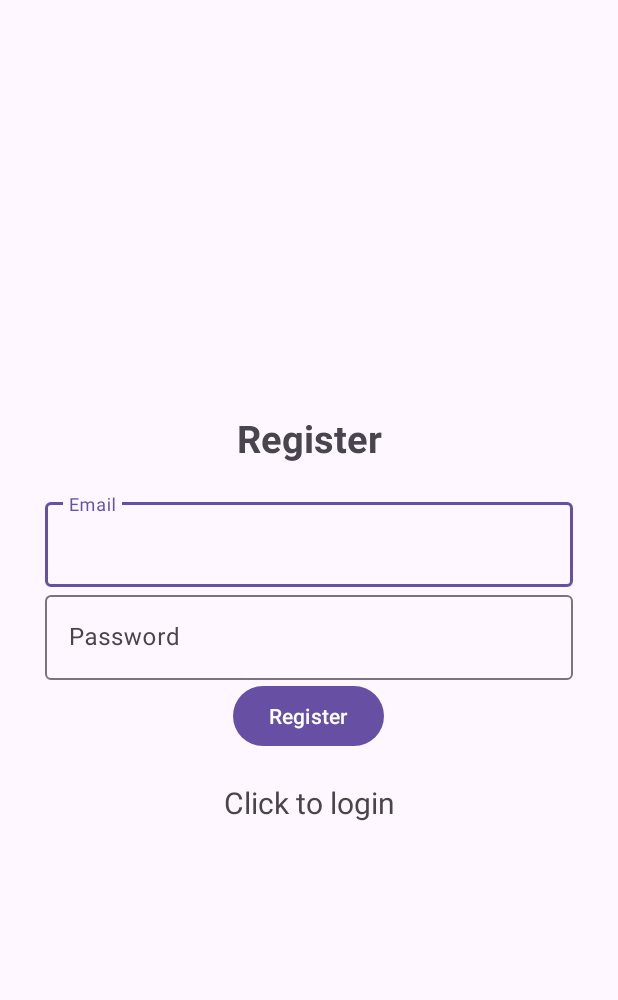
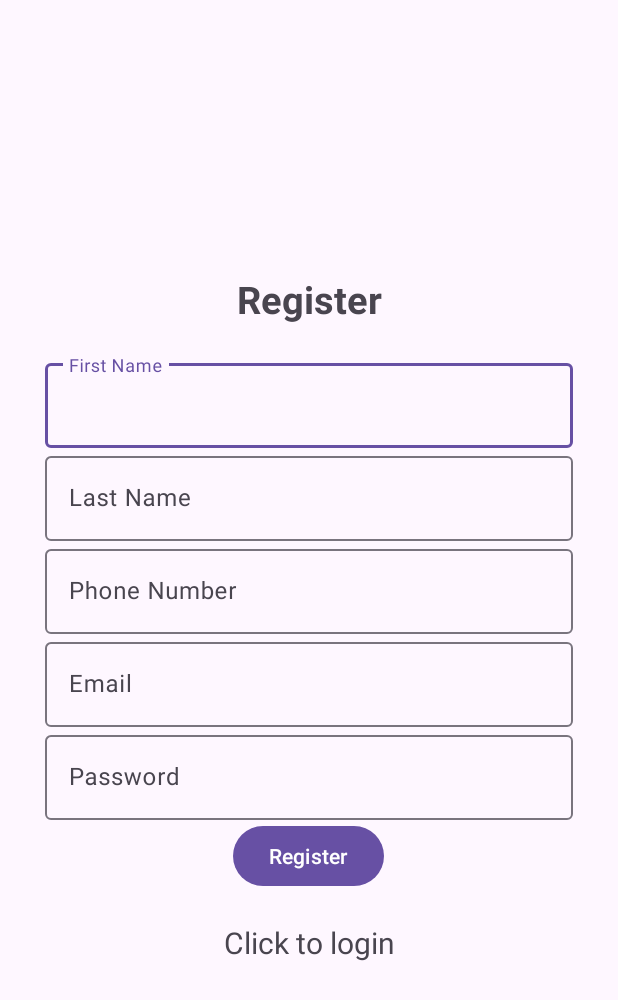
Before and after one commit to ErgaDN/Together, an Android app: the screen it shows after launch (Register), after a tap on "click to register", on a phone screen of 412 x 824 dp. Shown: the top 1000 px of the screen. Run offline under Robolectric (Android 15) with nearby library versions, the phone set to English and light mode, and no system bars; our stand-ins replace Firebase (no records; nobody signed in at launch, a user with empty details on screens opened directly); 1 other tap on this screen came first.

Commit message:
add fields to the Register

```diff
--- a/app/build.gradle
+++ b/app/build.gradle
@@ -35,6 +35,7 @@ dependencies {
     implementation 'com.google.android.material:material:1.11.0'
     implementation 'androidx.constraintlayout:constraintlayout:2.1.4'
     implementation 'com.google.firebase:firebase-auth:22.3.1'
+    implementation 'com.google.firebase:firebase-firestore:24.10.1'
     testImplementation 'junit:junit:4.13.2'
     androidTestImplementation 'androidx.test.ext:junit:1.1.5'
     androidTestImplementation 'androidx.test.espresso:espresso-core:3.5.1'
--- a/app/src/main/java/com/example/together/Register.java
+++ b/app/src/main/java/com/example/together/Register.java
@@ -16,20 +16,31 @@ import android.widget.TextView;
 import android.widget.Toast;
 
 import com.google.android.gms.tasks.OnCompleteListener;
+import com.google.android.gms.tasks.OnSuccessListener;
 import com.google.android.gms.tasks.Task;
 import com.google.android.material.textfield.TextInputEditText;
 import com.google.firebase.Firebase;
 import com.google.firebase.auth.AuthResult;
 import com.google.firebase.auth.FirebaseAuth;
 import com.google.firebase.auth.FirebaseUser;
+import com.google.firebase.firestore.DocumentReference;
+import com.google.firebase.firestore.FirebaseFirestore;
+
+import java.util.HashMap;
+import java.util.Map;
+import java.util.Objects;
+
 
 public class Register extends AppCompatActivity {
 
-    TextInputEditText editTextEmail, editTextPassword;
+    TextInputEditText editTextEmail, editTextPassword, editTextFirstName, editTextLastName, editTextPhone;
     Button buttonReg;
     FirebaseAuth mAuth;
+    FirebaseFirestore mStore;
     ProgressBar progressBar;
     TextView textView;
+    String userID;
+
 
     @Override
     public void onStart() {
@@ -50,9 +61,13 @@ public class Register extends AppCompatActivity {
         mAuth = FirebaseAuth.getInstance();
         editTextEmail = findViewById(R.id.email);
         editTextPassword = findViewById(R.id.password);
+        editTextFirstName = findViewById(R.id.firstName);
+        editTextLastName = findViewById(R.id.lastName);
+        editTextPhone = findViewById(R.id.phoneNumber);
         buttonReg = findViewById(R.id.btn_register);
         progressBar = findViewById(R.id.progressBar);
         textView = findViewById(R.id.loginNow);
+        mStore = FirebaseFirestore.getInstance();
         textView.setOnClickListener(new View.OnClickListener(){
             @Override
             public void onClick(View view) {
@@ -66,17 +81,31 @@ public class Register extends AppCompatActivity {
             @Override
             public void onClick(View v) {
                 progressBar.setVisibility(View.VISIBLE);
-                String email, password;
+                String email, password, firstName, lastName, phoneNumber;
                 email = String.valueOf(editTextEmail.getText());
                 password = String.valueOf(editTextPassword.getText());
+                firstName = String.valueOf(editTextFirstName.getText());
+                lastName = String.valueOf(editTextLastName.getText());
+                phoneNumber = String.valueOf(editTextPhone.getText());
 
                 if(TextUtils.isEmpty(email)){
                     Toast.makeText(Register.this, "Enter email", Toast.LENGTH_SHORT).show();
                     return;
                 }
-
                 if(TextUtils.isEmpty(password)){
                     Toast.makeText(Register.this, "Enter password", Toast.LENGTH_SHORT).show();
+                    return;
+                }
+                if(TextUtils.isEmpty(firstName)){
+                    Toast.makeText(Register.this, "Enter First Name", Toast.LENGTH_SHORT).show();
+                    return;
+                }
+                if(TextUtils.isEmpty(lastName)){
+                    Toast.makeText(Register.this, "Enter First Name", Toast.LENGTH_SHORT).show();
+                    return;
+                }
+                if(TextUtils.isEmpty(phoneNumber)){
+                    Toast.makeText(Register.this, "Enter First Name", Toast.LENGTH_SHORT).show();
                     return;
                 }
 
@@ -88,6 +117,18 @@ public class Register extends AppCompatActivity {
                                 if (task.isSuccessful()) {
                                     Toast.makeText(Register.this, "Account created.",
                                             Toast.LENGTH_SHORT).show();
+                                    userID = Objects.requireNonNull(mAuth.getCurrentUser()).getUid();
+                                    DocumentReference documentReference = mStore.collection("user").document(userID);
+                                    Map<String, Object> user = new HashMap<>();
+                                    user.put("First Name", firstName);
+                                    user.put("Last Name", lastName);
+                                    user.put("Phone Number", phoneNumber);
+                                    documentReference.set(user).addOnSuccessListener(new OnSuccessListener<Void>() {
+                                        @Override
+                                        public void onSuccess(Void unused) {
+                                            Log.d(TAG, "user created" + userID);
+                                        }
+                                    });
                                     Intent intent = new Intent(getApplicationContext(), Login.class);
                                     startActivity(intent);
                                     finish();
--- a/app/src/main/res/layout/activity_register.xml
+++ b/app/src/main/res/layout/activity_register.xml
@@ -3,20 +3,53 @@
     xmlns:app="http://schemas.android.com/apk/res-auto"
     xmlns:tools="http://schemas.android.com/tools"
     android:layout_width="match_parent"
+    android:layout_height="match_parent"
+    android:gravity="center"
     android:orientation="vertical"
-    android:gravity="center"
-    android:layout_height="match_parent"
     android:padding="30dp"
     tools:context=".Register">
 
     <TextView
+        android:layout_width="match_parent"
+        android:layout_height="wrap_content"
+        android:layout_marginBottom="20dp"
+        android:gravity="center"
         android:text="@string/register"
         android:textSize="25sp"
-        android:layout_marginBottom="20dp"
-        android:textStyle="bold"
-        android:gravity="center"
+        android:textStyle="bold" />
+
+    <com.google.android.material.textfield.TextInputLayout
         android:layout_width="match_parent"
-        android:layout_height="wrap_content" />
+        android:layout_height="wrap_content">
+
+        <com.google.android.material.textfield.TextInputEditText
+            android:id="@+id/firstName"
+            android:layout_width="match_parent"
+            android:layout_height="wrap_content"
+            android:hint="@string/first_name" />
+    </com.google.android.material.textfield.TextInputLayout>
+
+    <com.google.android.material.textfield.TextInputLayout
+        android:layout_width="match_parent"
+        android:layout_height="wrap_content">
+
+        <com.google.android.material.textfield.TextInputEditText
+            android:id="@+id/lastName"
+            android:layout_width="match_parent"
+            android:layout_height="wrap_content"
+            android:hint="@string/last_name" />
+    </com.google.android.material.textfield.TextInputLayout>
+
+    <com.google.android.material.textfield.TextInputLayout
+        android:layout_width="match_parent"
+        android:layout_height="wrap_content">
+
+        <com.google.android.material.textfield.TextInputEditText
+            android:id="@+id/phoneNumber"
+            android:layout_width="match_parent"
+            android:layout_height="wrap_content"
+            android:hint="@string/phone_number" />
+    </com.google.android.material.textfield.TextInputLayout>
 
     <com.google.android.material.textfield.TextInputLayout
         android:layout_width="match_parent"
@@ -24,9 +57,9 @@
 
         <com.google.android.material.textfield.TextInputEditText
             android:id="@+id/email"
-            android:hint="@string/email"
             android:layout_width="match_parent"
-            android:layout_height="wrap_content" />
+            android:layout_height="wrap_content"
+            android:hint="@string/email" />
     </com.google.android.material.textfield.TextInputLayout>
 
     <com.google.android.material.textfield.TextInputLayout
@@ -35,30 +68,30 @@
 
         <com.google.android.material.textfield.TextInputEditText
             android:id="@+id/password"
-            android:hint="@string/password"
             android:layout_width="match_parent"
-            android:layout_height="wrap_content" />
+            android:layout_height="wrap_content"
+            android:hint="@string/password" />
     </com.google.android.material.textfield.TextInputLayout>
 
     <ProgressBar
         android:id="@+id/progressBar"
-        android:visibility="gone"
         android:layout_width="wrap_content"
-        android:layout_height="wrap_content"/>
+        android:layout_height="wrap_content"
+        android:visibility="gone" />
 
     <Button
         android:id="@+id/btn_register"
-        android:text="@string/register"
         android:layout_width="wrap_content"
-        android:layout_height="wrap_content" />
+        android:layout_height="wrap_content"
+        android:text="@string/register" />
 
     <TextView
-        android:textSize="20sp"
+        android:id="@+id/loginNow"
+        android:layout_width="match_parent"
+        android:layout_height="wrap_content"
         android:layout_marginTop="20dp"
         android:gravity="center"
-        android:id="@+id/loginNow"
         android:text="@string/click_to_login"
-        android:layout_width="match_parent"
-        android:layout_height="wrap_content"/>
+        android:textSize="20sp" />
 
 </LinearLayout>
--- a/app/src/main/res/values/strings.xml
+++ b/app/src/main/res/values/strings.xml
@@ -7,5 +7,8 @@
     <string name="click_to_login">Click to login</string>
     <string name="click_to_register">click to register</string>
     <string name="logout">logout</string>
+    <string name="first_name">First Name</string>
+    <string name="last_name">Last Name</string>
+    <string name="phone_number">Phone Number</string>
 
 </resources>
```
Also changed, not shown: app/src/main/AndroidManifest.xml (+10 -8 lines), app/src/main/java/com/example/together/ClientRegister.java (added, +14 -0 lines), app/src/main/res/layout/activity_client_register.xml (added, +9 -0 lines).
